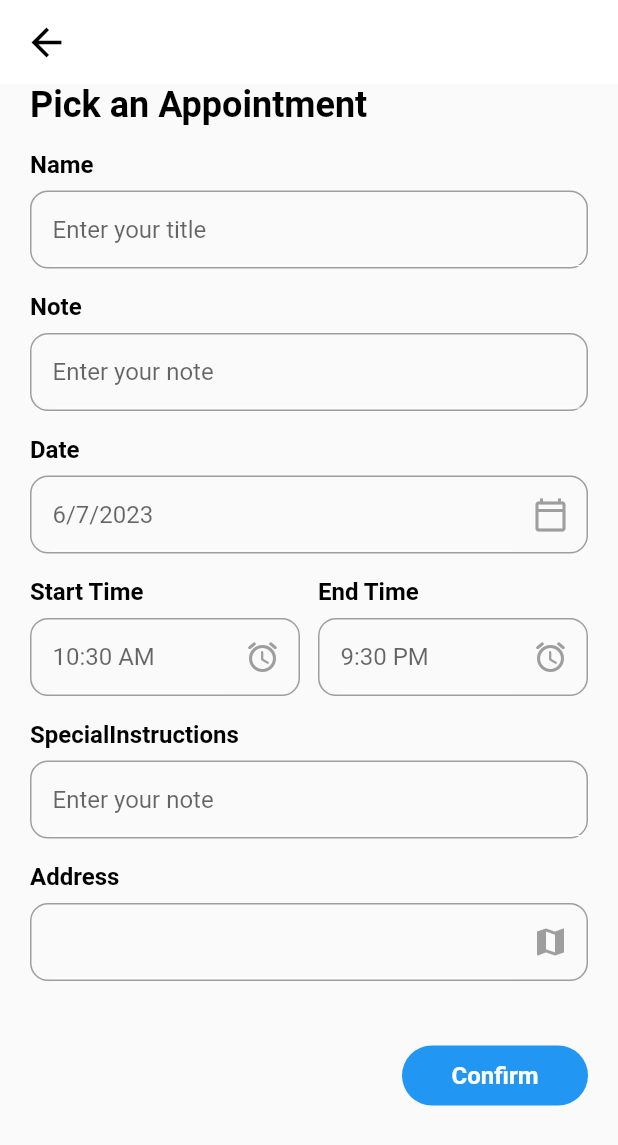
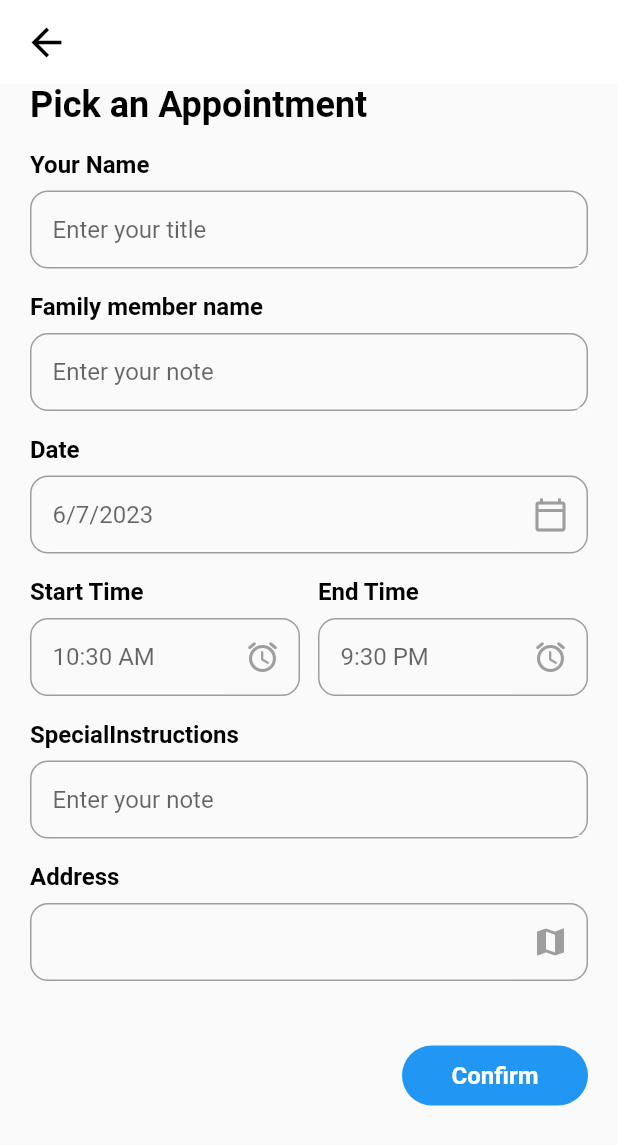
Before and after one commit to AhmedFra/Memore01, a Flutter app: the AppointmentPage screen opened directly, after a tap on the "map" icon, on a phone screen of 412 x 824 dp. Shown: the top 1145 px of the screen. Run offline on Flutter 3.47's test engine with Material 2 defaults, Android fonts, the phone set to English and light mode, and no system bars; our stand-ins replace calendar_timeline, date_picker_timeline, flutter_map, flutter_pw_validator, geocoding, geolocator and 5 more; accounts and stored records are empty.

Commit message:
try to fix this

```diff
--- a/lib/Patient/Appoinment/Appoinmentpages.dart
+++ b/lib/Patient/Appoinment/Appoinmentpages.dart
@@ -56,12 +56,12 @@ class _AppointmentPageState extends State<AppointmentPage> {
                 ),
               ),
               Muinput(
-                title: "Name",
+                title: "Your Name",
                 hint: "Enter your title ",
                 controller: _titleController,
               ),
               Muinput(
-                title: "Note",
+                title: "Family member name",
                 hint: "Enter your note ",
                 controller: _noteController,
               ),
@@ -207,37 +207,6 @@ class _AppointmentPageState extends State<AppointmentPage> {
   //   print("My id is " + "$value");
   // }
 _getLocationFromMap() async {
-  bool serviceEnabled;
-  LocationPermission permission;
-
-  // Check if location services are enabled
-  serviceEnabled = await Geolocator.isLocationServiceEnabled();
-  if (!serviceEnabled) {
-    // Location services are disabled, handle accordingly
-    print('Location services are disabled');
-    return;
-  }
-
-  // Request location permission
-  permission = await Geolocator.checkPermission();
-  if (permission == LocationPermission.deniedForever) {
-    // Location permission is permanently denied, handle accordingly
-    print('Location permission is permanently denied');
-    return;
-  }
-
-  if (permission == LocationPermission.denied) {
-    // Location permission is denied, request it
-    permission = await Geolocator.requestPermission();
-    if (permission != LocationPermission.whileInUse &&
-        permission != LocationPermission.always) {
-      // Location permission is still denied, handle accordingly
-      print('Location permission is denied');
-      return;
-    }
-  }
-
-  // Location permission is granted, proceed to get user location
     Position? position = await Geolocator.getCurrentPosition(
       desiredAccuracy: LocationAccuracy.high,
     );
--- a/lib/Patient/home.dart
+++ b/lib/Patient/home.dart
@@ -193,7 +193,7 @@ class _HomeScreenState extends State<HomeScreen> {
                             color: Colors.black),),
             ),
             Container(
-              margin: EdgeInsets.only(left: 20),
+              margin: EdgeInsets.only(left: 20,top: 10),
               child:
                DatePicker(
                  DateTime.now(),
@@ -231,7 +231,7 @@ class _HomeScreenState extends State<HomeScreen> {
                   child: GestureDetector(
                     onTap: _showBottomSheet,
                     child: Container(
-                      margin: EdgeInsets.only(top:10,left: 20),
+                      margin: EdgeInsets.only(top:0,left: 20),
                               height: 100,
                               decoration: BoxDecoration(
                               color: Color.fromARGB(255, 229, 235, 238),
--- a/lib/main.dart
+++ b/lib/main.dart
@@ -21,7 +21,7 @@ class MainApp extends StatelessWidget {
       debugShowCheckedModeBanner: false,
       initialRoute: '/',
       getPages: [
-        GetPage(name: '/', page: () =>  Patient()),
+        GetPage(name: '/', page: () =>  DriverDashboardScreen()),
         GetPage(name: '/addpage', page: () => const Addpage()),
       ],
     );
```
Also changed, not shown: lib/Driver/Details/Upcoming_Appointments.dart (+12 -14 lines), lib/Driver/Details/appoinment_mange.dart (+15 -20 lines), lib/Driver/homepage.dart (+32 -28 lines), 2 other files. Lines whose indentation alone changed are shown as unchanged.
